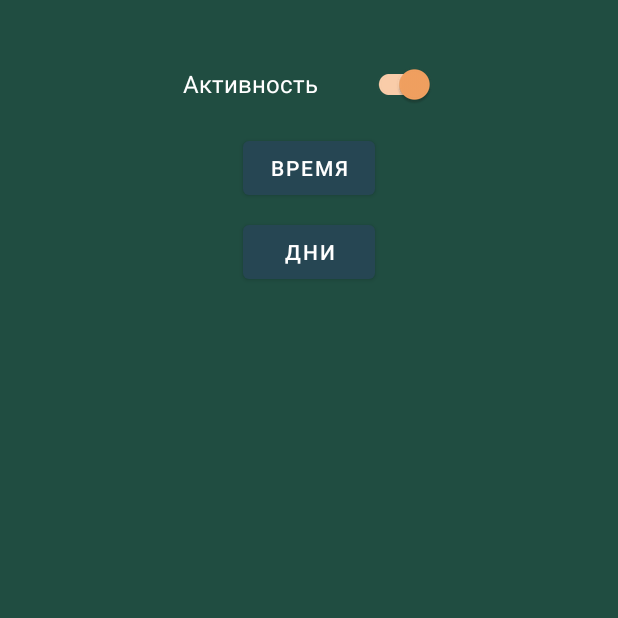
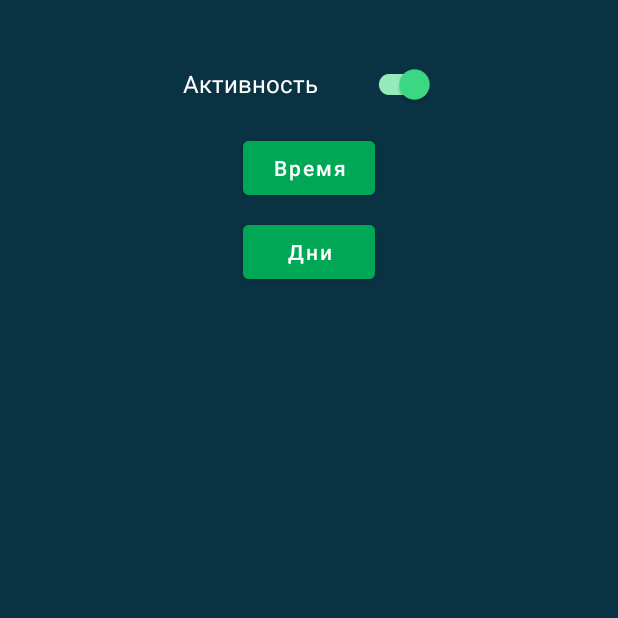
Before and after one commit to sergeevvs/rest-planner, an Android app: the screen it shows after launch (MainActivity), after a tap on "Активность", on a phone screen of 412 x 824 dp, the top half of it. Run offline under Robolectric (Android 15) with nearby library versions, the phone set to English and light mode, and no system bars; our stand-ins replace Dagger/Hilt's generated code; 3 statements that could not run were skipped.

Commit message:
Buttons style changed.

```diff
--- a/app/src/main/java/com/github/sergeevvs/restplanner/presentation/viewmodels/BaseViewModel.kt
+++ b/app/src/main/java/com/github/sergeevvs/restplanner/presentation/viewmodels/BaseViewModel.kt
@@ -34,7 +34,9 @@ abstract class BaseViewModel : ViewModel() {
         }
     }
 
-    private fun getNotificationTimeDiff() = 1000L // FIXME: 16.04.2021
+    private fun getNotificationTimeDiff(): Long {
+        return prefRepository.notificationPeriod.toLong() * 60 * 1000
+    }
 
     private fun getNotificationData() = workDataOf(
         NOTIFICATION_PERIOD to prefRepository.notificationPeriod
--- a/app/src/main/res/layout/fragment_main.xml
+++ b/app/src/main/res/layout/fragment_main.xml
@@ -12,14 +12,14 @@
         android:layout_height="wrap_content"
         android:ems="9"
         android:text="@string/rest_enabled"
-        android:textColor="@color/white"
         app:layout_constraintEnd_toEndOf="parent"
         app:layout_constraintStart_toStartOf="parent"
         app:layout_constraintTop_toTopOf="parent"
         tools:checked="true" />
 
-    <Button
+    <com.google.android.material.button.MaterialButton
         android:id="@+id/btn_time"
+        style="@style/RestPlanner.Button"
         android:layout_width="wrap_content"
         android:layout_height="wrap_content"
         android:layout_marginTop="@dimen/btn_margin"
@@ -28,7 +28,7 @@
         app:layout_constraintStart_toStartOf="parent"
         app:layout_constraintTop_toBottomOf="@+id/switch_planner_state" />
 
-    <Button
+    <com.google.android.material.button.MaterialButton
         android:id="@+id/btn_days"
         android:layout_width="wrap_content"
         android:layout_height="wrap_content"
--- a/app/src/main/res/layout/fragment_time.xml
+++ b/app/src/main/res/layout/fragment_time.xml
@@ -3,7 +3,6 @@
     xmlns:app="http://schemas.android.com/apk/res-auto"
     android:layout_width="match_parent"
     android:layout_height="match_parent"
-    android:background="@color/backgroundColor"
     android:padding="@dimen/layout_padding">
 
 
--- a/app/src/main/res/values-night/themes.xml
+++ b/app/src/main/res/values-night/themes.xml
@@ -19,6 +19,7 @@
         <item name="radioButtonStyle">@style/RestPlanner.RadioButton</item>
         <item name="checkboxStyle">@style/RestPlanner.CheckBox</item>
         <item name="switchStyle">@style/RestPlanner.Switch</item>
+        <item name="materialButtonStyle">@style/RestPlanner.Button</item>
         <!-- Custom attrs. -->
         <item name="colorBottomSheetDialog">@color/dark_gray</item>
         <item name="colorTextOnBottomSheetDialog">@color/white</item>
--- a/app/src/main/res/values/colors.xml
+++ b/app/src/main/res/values/colors.xml
@@ -10,15 +10,15 @@
     <color name="dark_gray">#FF4B4B4B</color>
     <color name="light_gray">#C8C8C8</color>
     <!-- Custom colors -->
-    <color name="primaryColor">#264653</color>
-    <color name="primaryLightColor">#52717f</color>
-    <color name="primaryDarkColor">#001f2a</color>
-    <color name="secondaryColor">#f4a261</color>
-    <color name="secondaryLightColor">#ffd390</color>
-    <color name="secondaryDarkColor">#be7334</color>
+    <color name="primaryColor">#093243</color>
+    <color name="primaryLightColor">#395b6e</color>
+    <color name="primaryDarkColor">#000a1c</color>
+    <color name="secondaryColor">#3ddb84</color>
+    <color name="secondaryLightColor">#7affb4</color>
+    <color name="secondaryDarkColor">#00a856</color>
     <color name="primaryTextColor">#ffffff</color>
-    <color name="secondaryTextColor">#ffffff</color>
-    <color name="backgroundColor">#CC286152</color>
+    <color name="secondaryTextColor">#000000</color>
+    <color name="backgroundColor">#093243</color>
     <!-- Night colors -->
     <color name="nightPrimaryColor">#4C4C4C</color>
     <color name="nightPrimaryLightColor">#484848</color>
--- a/app/src/main/res/values/styles.xml
+++ b/app/src/main/res/values/styles.xml
@@ -38,4 +38,9 @@
         <item name="android:textColor">?attr/colorTextOnBottomSheetDialog</item>
         <item name="android:textSize">16sp</item>
     </style>
+
+    <style name="RestPlanner.Button" parent="Widget.MaterialComponents.Button">
+        <item name="android:backgroundTint">@color/secondaryDarkColor</item>
+        <item name="android:textAllCaps">false</item>
+    </style>
 </resources>
--- a/app/src/main/res/values/themes.xml
+++ b/app/src/main/res/values/themes.xml
@@ -19,6 +19,7 @@
         <item name="radioButtonStyle">@style/RestPlanner.RadioButton</item>
         <item name="checkboxStyle">@style/RestPlanner.CheckBox</item>
         <item name="switchStyle">@style/RestPlanner.Switch</item>
+        <item name="materialButtonStyle">@style/RestPlanner.Button</item>
         <!-- Custom attrs. -->
         <item name="colorBottomSheetDialog">@color/black</item>
         <item name="colorTextOnBottomSheetDialog">@color/white</item>
```
